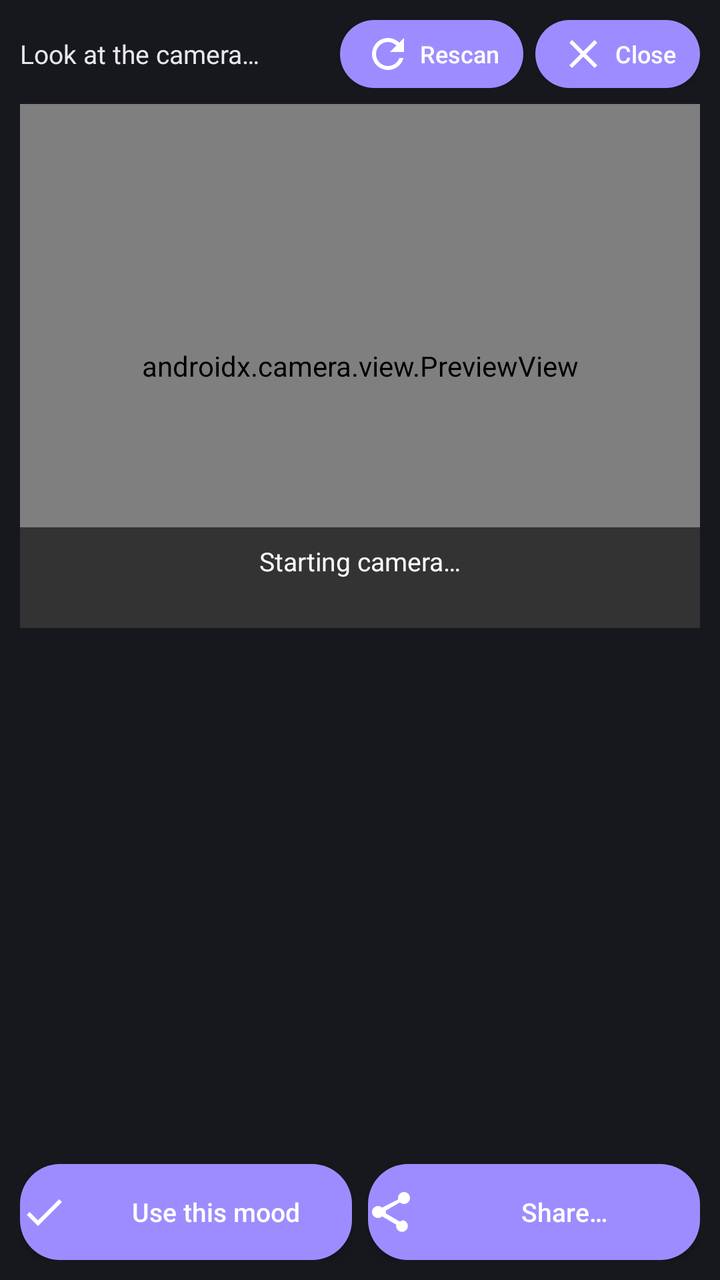
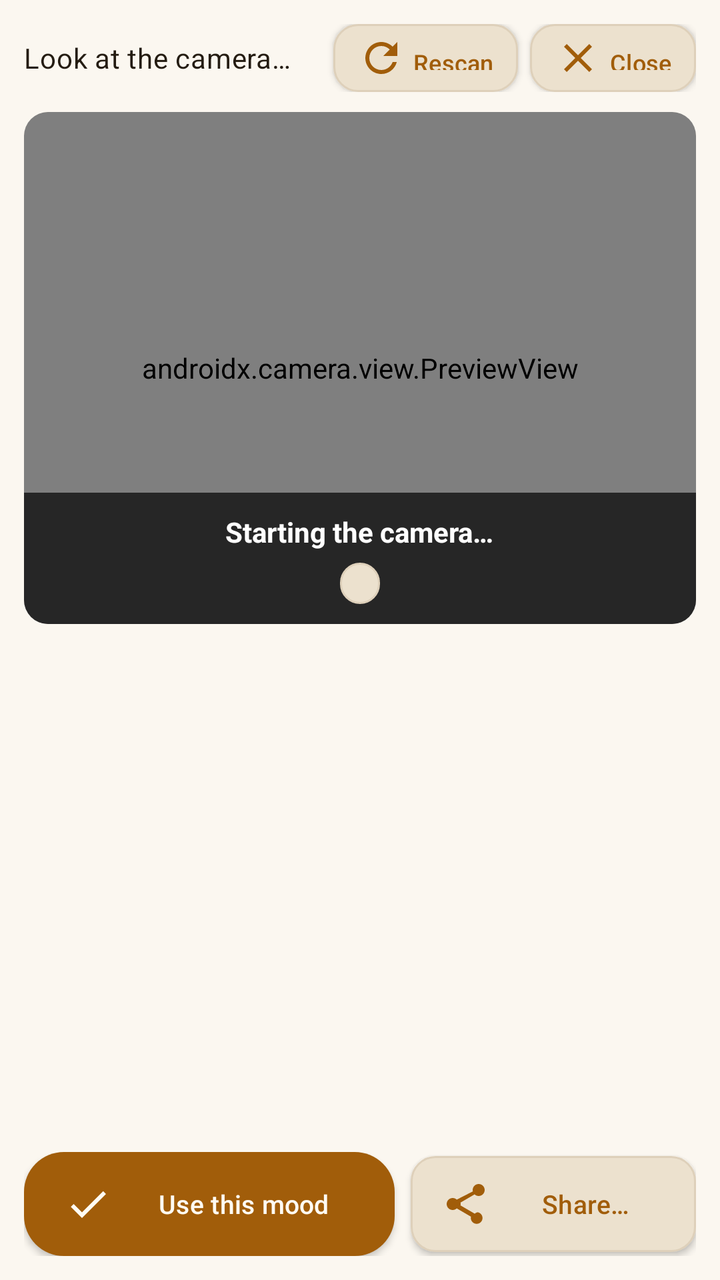

Screens rendered from an Android XML layout before and after an edit, with the pre-edit source and the edit as a unified diff.
<!-- AndroidManifest.xml: application theme Theme.MoodBoard -->
<!-- res/layout/overlay_panel.xml -->
<?xml version="1.0" encoding="utf-8"?>
<LinearLayout xmlns:android="http://schemas.android.com/apk/res/android"
    android:id="@+id/overlayPanelRoot"
    android:layout_width="match_parent"
    android:layout_height="match_parent"
    android:background="@color/kb_background"
    android:orientation="vertical"
    android:padding="10dp">

    <LinearLayout
        android:layout_width="match_parent"
        android:layout_height="wrap_content"
        android:gravity="center_vertical"
        android:orientation="horizontal">

        <TextView
            android:id="@+id/overlayStatusText"
            android:layout_width="0dp"
            android:layout_height="wrap_content"
            android:layout_weight="1"
            android:ellipsize="end"
            android:maxLines="2"
            android:text="@string/overlay_look_at_camera"
            android:textColor="@color/kb_text"
            android:textSize="13sp" />

        <Button
            android:id="@+id/btnOverlayRescan"
            android:layout_width="wrap_content"
            android:layout_height="34dp"
            android:layout_marginStart="6dp"
            android:background="@drawable/mood_btn_bg"
            android:minWidth="0dp"
            android:paddingStart="12dp"
            android:paddingEnd="12dp"
            android:drawableStart="@drawable/ic_refresh"
            android:drawableTint="@color/white"
            android:drawablePadding="4dp"
            android:text="@string/overlay_btn_rescan"
            android:textAllCaps="false"
            android:textColor="@color/white"
            android:textSize="12sp" />

        <Button
            android:id="@+id/btnOverlayClose"
            android:layout_width="wrap_content"
            android:layout_height="34dp"
            android:layout_marginStart="6dp"
            android:background="@drawable/mood_btn_bg"
            android:minWidth="0dp"
            android:paddingStart="12dp"
            android:paddingEnd="12dp"
            android:drawableStart="@drawable/ic_close"
            android:drawableTint="@color/white"
            android:drawablePadding="4dp"
            android:text="@string/overlay_btn_close"
            android:textAllCaps="false"
            android:textColor="@color/white"
            android:textSize="12sp" />
    </LinearLayout>

    <FrameLayout
        android:id="@+id/overlayCameraContainer"
        android:layout_width="match_parent"
        android:layout_height="0dp"
        android:layout_marginTop="8dp"
        android:layout_weight="1">

        <androidx.camera.view.PreviewView
            android:id="@+id/overlayCameraPreview"
            android:layout_width="match_parent"
            android:layout_height="match_parent" />

        <LinearLayout
            android:layout_width="match_parent"
            android:layout_height="wrap_content"
            android:layout_gravity="bottom"
            android:background="#99000000"
            android:orientation="vertical"
            android:padding="8dp">

            <TextView
                android:id="@+id/overlayCameraHint"
                android:layout_width="match_parent"
                android:layout_height="wrap_content"
                android:gravity="center_horizontal"
                android:text="@string/overlay_starting_camera"
                android:textColor="@color/white"
                android:textSize="13sp" />

            <TextView
                android:id="@+id/overlayWhyText"
                android:layout_width="match_parent"
                android:layout_height="wrap_content"
                android:layout_marginTop="2dp"
                android:ellipsize="end"
                android:gravity="center_horizontal"
                android:maxLines="1"
                android:textColor="#FFB9BEC9"
                android:textSize="11sp" />
        </LinearLayout>
    </FrameLayout>

    <FrameLayout
        android:layout_width="match_parent"
        android:layout_height="0dp"
        android:layout_weight="1">

        <androidx.recyclerview.widget.RecyclerView
            android:id="@+id/overlayStickerGrid"
            android:layout_width="match_parent"
            android:layout_height="match_parent"
            android:clipToPadding="false"
            android:padding="4dp"
            android:visibility="gone" />

        <ProgressBar
            android:id="@+id/overlayProgress"
            android:layout_width="40dp"
            android:layout_height="40dp"
            android:layout_gravity="center"
            android:visibility="gone" />

        
        <TextView
            android:id="@+id/overlayAttribution"
            android:layout_width="wrap_content"
            android:layout_height="wrap_content"
            android:layout_gravity="bottom|end"
            android:layout_marginEnd="6dp"
            android:layout_marginBottom="4dp"
            android:background="@drawable/card_bg"
            android:paddingStart="6dp"
            android:paddingEnd="6dp"
            android:paddingTop="2dp"
            android:paddingBottom="2dp"
            android:textColor="@color/kb_text_muted"
            android:textSize="9sp"
            android:visibility="gone" />
    </FrameLayout>

    <TextView
        android:id="@+id/overlayHint"
        android:layout_width="match_parent"
        android:layout_height="wrap_content"
        android:layout_marginTop="4dp"
        android:text="@string/overlay_tap_to_copy"
        android:textColor="#FFB9BEC9"
        android:textSize="12sp"
        android:visibility="gone" />

    <LinearLayout
        android:layout_width="match_parent"
        android:layout_height="wrap_content"
        android:layout_marginTop="6dp"
        android:orientation="horizontal">

        <Button
            android:id="@+id/btnOverlayUseMood"
            android:layout_width="0dp"
            android:layout_height="wrap_content"
            android:layout_weight="1"
            android:background="@drawable/mood_btn_bg"
            android:drawableStart="@drawable/ic_check"
            android:drawableTint="@color/white"
            android:drawablePadding="6dp"
            android:text="@string/overlay_btn_use_mood"
            android:textAllCaps="false"
            android:textColor="@color/white"
            android:textSize="13sp" />

        <Button
            android:id="@+id/btnOverlayShare"
            android:layout_width="0dp"
            android:layout_height="wrap_content"
            android:layout_marginStart="8dp"
            android:layout_weight="1"
            android:background="@drawable/mood_btn_bg"
            android:drawableStart="@drawable/ic_share"
            android:drawableTint="@color/white"
            android:drawablePadding="6dp"
            android:text="@string/overlay_btn_share"
            android:textAllCaps="false"
            android:textColor="@color/white"
            android:textSize="13sp" />
    </LinearLayout>
</LinearLayout>
<!-- resources referenced by this layout -->
<resources>
  <!-- drawable card_bg (drawable) -->
  <shape xmlns:android="http://schemas.android.com/apk/res/android" android:shape="rectangle">
      <solid android:color="@color/md_surface_variant"/><corners android:radius="12dp"/>
  </shape>
  <!-- drawable mood_btn_bg (drawable) -->
  <selector xmlns:android="http://schemas.android.com/apk/res/android">
      <item android:state_pressed="true"><shape android:shape="rectangle"><solid android:color="#FF6A48F0"/><corners android:radius="20dp"/></shape></item>
      <item><shape android:shape="rectangle"><solid android:color="@color/kb_accent"/><corners android:radius="20dp"/></shape></item>
  </selector>
  <string name="overlay_starting_camera">Starting camera…</string>
  <color name="md_surface">#FF16181D</color>
  <color name="md_on_surface">#FFE7E7EC</color>
  <color name="md_on_surface_variant">#FFB9BEC9</color>
  <color name="md_surface_variant">#FF2B2F38</color>
  <color name="md_primary">#FF9C8CFF</color>
  <color name="md_on_primary">#FF2B1F66</color>
  <color name="md_primary_container">#FF483A99</color>
  <color name="md_on_primary_container">#FFE4DEFF</color>
  <color name="md_secondary">#FFC7C0DD</color>
  <color name="md_on_secondary">#FF302B49</color>
  <color name="md_outline">#FF8A909C</color>
  <color name="md_outline_variant">#FF3A3F4B</color>
  <color name="md_error">#FFFF6B6B</color>
  <color name="md_on_error">#FF2B0A0A</color>
  <!-- unchanged entries left out for length: 18 -->
</resources>

<!-- the commit's change to res/layout/overlay_panel.xml (unified diff, before → after) -->
@@ -5,7 +5,7 @@
     android:layout_height="match_parent"
     android:background="@color/kb_background"
     android:orientation="vertical"
-    android:padding="10dp">
+    android:padding="12dp">
 
     <LinearLayout
         android:layout_width="match_parent"
@@ -22,40 +22,36 @@
             android:maxLines="2"
             android:text="@string/overlay_look_at_camera"
             android:textColor="@color/kb_text"
-            android:textSize="13sp" />
+            android:textAppearance="?attr/textAppearanceBodyMedium" />
 
         <Button
             android:id="@+id/btnOverlayRescan"
+            style="@style/SetupButtonSecondary"
             android:layout_width="wrap_content"
             android:layout_height="34dp"
-            android:layout_marginStart="6dp"
-            android:background="@drawable/mood_btn_bg"
+            android:layout_marginTop="0dp"
+            android:layout_marginStart="8dp"
             android:minWidth="0dp"
             android:paddingStart="12dp"
             android:paddingEnd="12dp"
             android:drawableStart="@drawable/ic_refresh"
-            android:drawableTint="@color/white"
             android:drawablePadding="4dp"
             android:text="@string/overlay_btn_rescan"
-            android:textAllCaps="false"
-            android:textColor="@color/white"
             android:textSize="12sp" />
 
         <Button
             android:id="@+id/btnOverlayClose"
+            style="@style/SetupButtonSecondary"
             android:layout_width="wrap_content"
             android:layout_height="34dp"
+            android:layout_marginTop="0dp"
             android:layout_marginStart="6dp"
-            android:background="@drawable/mood_btn_bg"
             android:minWidth="0dp"
             android:paddingStart="12dp"
             android:paddingEnd="12dp"
             android:drawableStart="@drawable/ic_close"
-            android:drawableTint="@color/white"
             android:drawablePadding="4dp"
             android:text="@string/overlay_btn_close"
-            android:textAllCaps="false"
-            android:textColor="@color/white"
             android:textSize="12sp" />
     </LinearLayout>
 
@@ -63,8 +59,10 @@
         android:id="@+id/overlayCameraContainer"
         android:layout_width="match_parent"
         android:layout_height="0dp"
-        android:layout_marginTop="8dp"
-        android:layout_weight="1">
+        android:layout_marginTop="10dp"
+        android:layout_weight="1"
+        android:background="@drawable/card_bg"
+        android:clipToOutline="true">
 
         <androidx.camera.view.PreviewView
             android:id="@+id/overlayCameraPreview"
@@ -75,28 +73,35 @@
             android:layout_width="match_parent"
             android:layout_height="wrap_content"
             android:layout_gravity="bottom"
-            android:background="#99000000"
+            android:background="#B3000000"
             android:orientation="vertical"
-            android:padding="8dp">
+            android:gravity="center_horizontal"
+            android:padding="10dp">
 
             <TextView
                 android:id="@+id/overlayCameraHint"
-                android:layout_width="match_parent"
+                android:layout_width="wrap_content"
                 android:layout_height="wrap_content"
                 android:gravity="center_horizontal"
                 android:text="@string/overlay_starting_camera"
                 android:textColor="@color/white"
-                android:textSize="13sp" />
+                android:textSize="14sp"
+                android:textStyle="bold" />
 
             <TextView
                 android:id="@+id/overlayWhyText"
-                android:layout_width="match_parent"
+                android:layout_width="wrap_content"
                 android:layout_height="wrap_content"
-                android:layout_marginTop="2dp"
+                android:layout_marginTop="6dp"
+                android:background="@drawable/chip_pill_bg"
+                android:paddingStart="10dp"
+                android:paddingEnd="10dp"
+                android:paddingTop="3dp"
+                android:paddingBottom="3dp"
                 android:ellipsize="end"
                 android:gravity="center_horizontal"
                 android:maxLines="1"
-                android:textColor="#FFB9BEC9"
+                android:textColor="@color/kb_text_muted"
                 android:textSize="11sp" />
         </LinearLayout>
     </FrameLayout>
@@ -129,11 +134,11 @@
             android:layout_gravity="bottom|end"
             android:layout_marginEnd="6dp"
             android:layout_marginBottom="4dp"
-            android:background="@drawable/card_bg"
-            android:paddingStart="6dp"
-            android:paddingEnd="6dp"
-            android:paddingTop="2dp"
-            android:paddingBottom="2dp"
+            android:background="@drawable/chip_pill_bg"
+            android:paddingStart="8dp"
+            android:paddingEnd="8dp"
+            android:paddingTop="3dp"
+            android:paddingBottom="3dp"
             android:textColor="@color/kb_text_muted"
             android:textSize="9sp"
             android:visibility="gone" />
@@ -144,44 +149,40 @@
         android:layout_width="match_parent"
         android:layout_height="wrap_content"
         android:layout_marginTop="4dp"
+        android:gravity="center"
         android:text="@string/overlay_tap_to_copy"
-        android:textColor="#FFB9BEC9"
+        android:textColor="@color/kb_text_muted"
         android:textSize="12sp"
         android:visibility="gone" />
 
     <LinearLayout
         android:layout_width="match_parent"
         android:layout_height="wrap_content"
-        android:layout_marginTop="6dp"
+        android:layout_marginTop="8dp"
         android:orientation="horizontal">
 
+        
         <Button
             android:id="@+id/btnOverlayUseMood"
+            style="@style/SetupButton"
             android:layout_width="0dp"
             android:layout_height="wrap_content"
-            android:layout_weight="1"
-            android:background="@drawable/mood_btn_bg"
+            android:layout_marginTop="0dp"
+            android:layout_weight="1.3"
             android:drawableStart="@drawable/ic_check"
-            android:drawableTint="@color/white"
-            android:drawablePadding="6dp"
             android:text="@string/overlay_btn_use_mood"
-            android:textAllCaps="false"
-            android:textColor="@color/white"
             android:textSize="13sp" />
 
         <Button
             android:id="@+id/btnOverlayShare"
+            style="@style/SetupButtonSecondary"
             android:layout_width="0dp"
             android:layout_height="wrap_content"
+            android:layout_marginTop="0dp"
             android:layout_marginStart="8dp"
             android:layout_weight="1"
-            android:background="@drawable/mood_btn_bg"
             android:drawableStart="@drawable/ic_share"
-            android:drawableTint="@color/white"
-            android:drawablePadding="6dp"
             android:text="@string/overlay_btn_share"
-            android:textAllCaps="false"
-            android:textColor="@color/white"
             android:textSize="13sp" />
     </LinearLayout>
 </LinearLayout>
<!-- resource entries referenced after the edit -->
@@ -2,28 +2,86 @@
 <resources>
   <!-- drawable card_bg (drawable) -->
   <shape xmlns:android="http://schemas.android.com/apk/res/android" android:shape="rectangle">
-      <solid android:color="@color/md_surface_variant"/><corners android:radius="12dp"/>
+      <solid android:color="@color/md_surface_container"/>
+      <corners android:radius="12dp"/>
+      <stroke android:width="1dp" android:color="@color/md_outline_variant"/>
+  </shape>
+  <!-- drawable chip_pill_bg (drawable) -->
+  <shape xmlns:android="http://schemas.android.com/apk/res/android" android:shape="rectangle">
+      <solid android:color="@color/md_surface_container_high"/>
+      <corners android:radius="999dp"/>
+      <stroke android:width="1dp" android:color="@color/md_outline_variant"/>
   </shape>
   <!-- drawable mood_btn_bg (drawable) -->
   <selector xmlns:android="http://schemas.android.com/apk/res/android">
-      <item android:state_pressed="true"><shape android:shape="rectangle"><solid android:color="#FF6A48F0"/><corners android:radius="20dp"/></shape></item>
+      <item android:state_pressed="true"><shape android:shape="rectangle"><solid android:color="@color/md_primary_pressed"/><corners android:radius="20dp"/></shape></item>
       <item><shape android:shape="rectangle"><solid android:color="@color/kb_accent"/><corners android:radius="20dp"/></shape></item>
   </selector>
-  <string name="overlay_starting_camera">Starting camera…</string>
-  <color name="md_surface">#FF16181D</color>
-  <color name="md_on_surface">#FFE7E7EC</color>
-  <color name="md_on_surface_variant">#FFB9BEC9</color>
-  <color name="md_surface_variant">#FF2B2F38</color>
-  <color name="md_primary">#FF9C8CFF</color>
-  <color name="md_on_primary">#FF2B1F66</color>
-  <color name="md_primary_container">#FF483A99</color>
-  <color name="md_on_primary_container">#FFE4DEFF</color>
-  <color name="md_secondary">#FFC7C0DD</color>
-  <color name="md_on_secondary">#FF302B49</color>
-  <color name="md_outline">#FF8A909C</color>
-  <color name="md_outline_variant">#FF3A3F4B</color>
-  <color name="md_error">#FFFF6B6B</color>
-  <color name="md_on_error">#FF2B0A0A</color>
+  <string name="overlay_starting_camera">Starting the camera…</string>
+  <style name="SetupButton">
+          <item name="android:layout_width">match_parent</item>
+          <item name="android:layout_height">wrap_content</item>
+          <item name="android:layout_marginTop">10dp</item>
+          <item name="android:background">@drawable/mood_btn_bg</item>
+          <item name="android:textColor">@color/md_on_primary</item>
+          <item name="android:textAllCaps">false</item>
+          <item name="android:textAppearance">?attr/textAppearanceLabelLarge</item>
+          <item name="android:paddingTop">14dp</item>
+          <item name="android:paddingBottom">14dp</item>
+          <item name="android:paddingStart">20dp</item>
+          <item name="android:paddingEnd">20dp</item>
+          <item name="android:drawableTint">@color/md_on_primary</item>
+          <item name="android:drawablePadding">10dp</item>
+      </style>
+  <style name="SetupButtonSecondary">
+          <item name="android:layout_width">match_parent</item>
+          <item name="android:layout_height">wrap_content</item>
+          <item name="android:layout_marginTop">8dp</item>
+          <item name="android:background">@drawable/btn_secondary_bg</item>
+          <item name="android:textColor">@color/kb_accent</item>
+          <item name="android:textAllCaps">false</item>
+          <item name="android:textAppearance">?attr/textAppearanceLabelLarge</item>
+          <item name="android:paddingTop">11dp</item>
+          <item name="android:paddingBottom">11dp</item>
+          <item name="android:paddingStart">16dp</item>
+          <item name="android:paddingEnd">16dp</item>
+          <item name="android:drawableTint">@color/kb_accent</item>
+          <item name="android:drawablePadding">8dp</item>
+      </style>
+  <color name="md_surface">#FFFBF7F0</color>
+  <color name="md_on_surface">#FF241C12</color>
+  <color name="md_on_surface_variant">#FF6B5D4C</color>
+  <color name="md_surface_container">#FFF4EEE3</color>
+  <color name="md_surface_variant">#FFF0E6D6</color>
+  <color name="md_primary">#FFA15D0A</color>
+  <color name="md_on_primary">#FFFFFBF3</color>
+  <!-- drawable btn_secondary_bg (drawable) -->
+  <selector xmlns:android="http://schemas.android.com/apk/res/android">
+      <item android:state_pressed="true">
+          <shape android:shape="rectangle">
+              <solid android:color="@color/md_surface_variant"/>
+              <corners android:radius="12dp"/>
+              <stroke android:width="1dp" android:color="@color/md_outline"/>
+          </shape>
+      </item>
+      <item>
+          <shape android:shape="rectangle">
+              <solid android:color="@color/md_surface_container_high"/>
+              <corners android:radius="12dp"/>
+              <stroke android:width="1dp" android:color="@color/md_outline_variant"/>
+          </shape>
+      </item>
+  </selector>
+  <color name="md_primary_container">#FFFBE4C0</color>
+  <color name="md_on_primary_container">#FF5A3400</color>
+  <color name="md_secondary">#FF8A5A22</color>
+  <color name="md_on_secondary">#FFFFFBF3</color>
+  <color name="md_outline">#FFA6957C</color>
+  <color name="md_outline_variant">#FFDED0BA</color>
+  <color name="md_surface_container_high">#FFECE1CE</color>
+  <color name="md_error">#FFC22F35</color>
+  <color name="md_on_error">#FFFFFBF3</color>
+  <color name="md_primary_pressed">#FF8A4E08</color>
   <!-- unchanged entries left out for length: 18 -->
 </resources>
 
